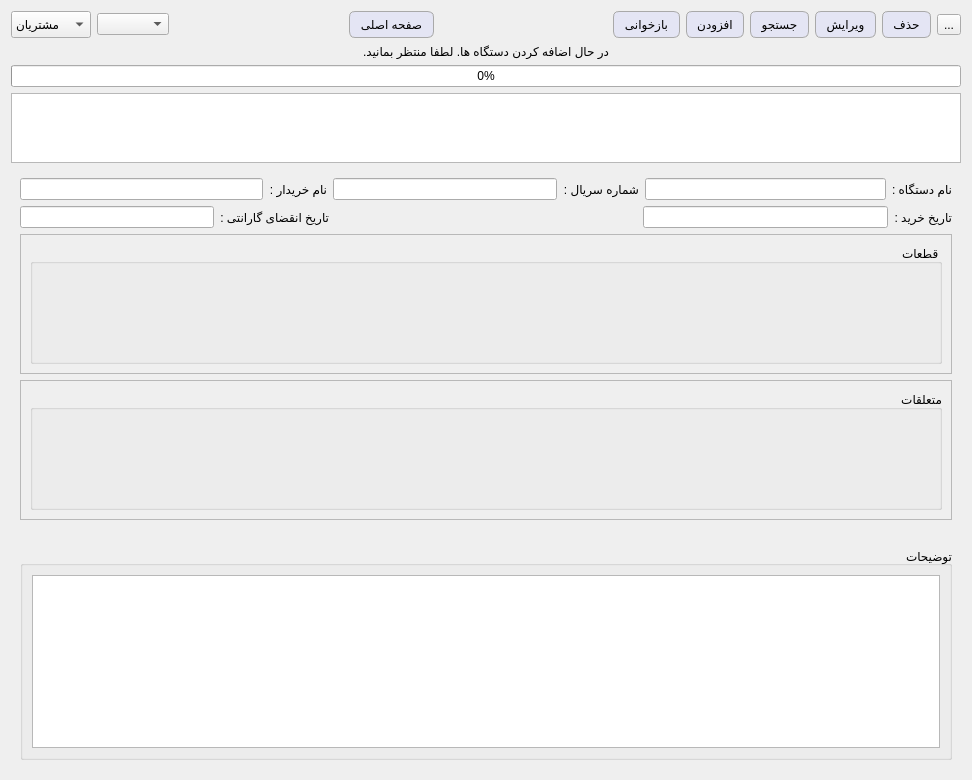
First picture: the form in tables.ui, repository kia-far/QtDBS, before the edit.
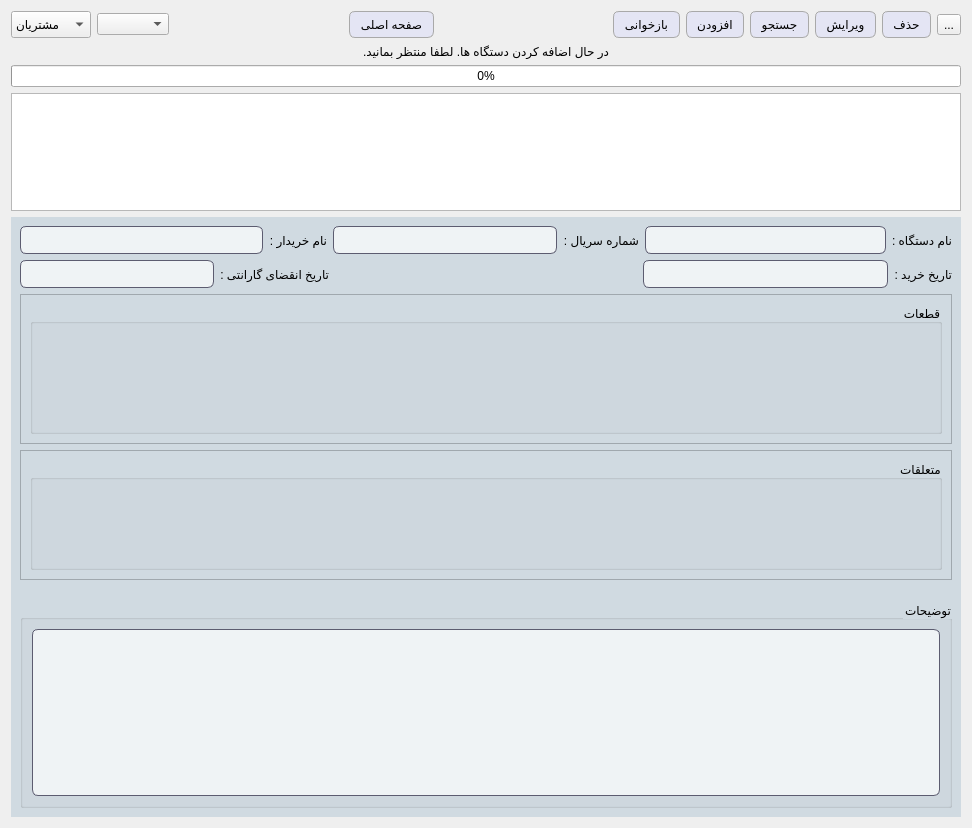
Second picture: the form after the edit.

Commit message: fixed the stylesheet for the widget in the device table entering admin mode no longer resets the data in the add device form fixed the widget distance in the add device form

What changed in the file:
```diff
--- a/tables.ui
+++ b/tables.ui
@@ -7,7 +7,7 @@
     <x>0</x>
     <y>0</y>
     <width>972</width>
-    <height>728</height>
+    <height>828</height>
    </rect>
   </property>
   <property name="windowTitle">
@@ -245,6 +245,105 @@
        <height>600</height>
       </size>
      </property>
+     <property name="styleSheet">
+      <string notr="true">QWidget {
+    background-color: #d0dae1; /* Dark background color for the entire widget */
+    font: 12pt &quot;Segoe UI&quot;;
+}
+
+/* Style for QLineEdit with a darker background and smoother edges */
+QLineEdit {
+    background-color: #eff3f5; /* Darker grayish background */
+    color: #000000; /* Light text color for readability */
+    border: 1px solid #5c5c70; /* Slightly lighter border for contrast */
+    border-radius: 6px; /* Smooth, rounded edges */
+    padding: 5px; /* Padding for a cleaner look */
+    font: 12pt &quot;Segoe UI&quot;;
+}
+
+QLineEdit:focus {
+    border-color: #7878a0; /* Lighter border color on focus */
+    background-color: #e0e6eb; /* Slightly lighter background on focus */
+}
+
+QTextBrowser {
+    background-color: #eff3f5; /* Darker grayish background */
+    color: #000000; /* Light text color for readability */
+    border: 1px solid #5c5c70; /* Slightly lighter border for contrast */
+    border-radius: 6px; /* Smooth, rounded edges */
+    padding: 5px; /* Padding for a cleaner look */
+    font: 12pt &quot;Segoe UI&quot;;
+}
+
+QTextBrowser:focus {
+    border-color: #7878a0; /* Lighter border color on focus */
+    background-color: #4b4b5f; /* Slightly lighter background on focus */
+}
+
+QCheckBox {
+    color: #000000; /* Light text color for dark background */
+    font: 12pt &quot;Segoe UI&quot;;
+}
+
+QCheckBox:disabled {
+    color: #000000; /* Same text color for disabled state */
+    opacity: 1; /* Remove opacity reduction */
+}
+
+/* Blue indicator for checked and disabled QCheckBox */
+QCheckBox::indicator:checked:disabled {
+    background-color: #92a8b9; /* Blue color to appear as enabled */
+	opacity: 1;
+   /* border: 1px solid #3a7bd5;  Blue border to match the indicator */
+}
+
+QCheckBox::indicator:disabled {
+    opacity: 1; /* Remove opacity change for checkbox indicator */
+}
+
+/* Background color for QWidget */
+/* Style for the vertical scrollbar */
+QScrollBar:vertical {
+    background: #eff3f5; /* Background color of the scrollbar */
+    width: 10px; /* Width of the scrollbar */
+    margin: 0px 0px 0px 0px; /* Margins around the scrollbar */
+    border-radius: 5px; /* Rounded edges for the scrollbar track */
+}
+
+/* Style for the horizontal scrollbar */
+QScrollBar:horizontal {
+    background: #eff3f5; /* Background color of the scrollbar */
+    height: 10px; /* Height of the scrollbar */
+    margin: 0px 0px 0px 0px; /* Margins around the scrollbar */
+    border-radius: 5px; /* Rounded edges for the scrollbar track */
+}
+
+/* Handle (scroller) styling for both horizontal and vertical scrollbars */
+QScrollBar::handle:vertical, QScrollBar::handle:horizontal {
+    background: #92a8b9; /* Color of the scroller */
+    min-height: 20px; /* Minimum height for the vertical handle */
+    min-width: 20px; /* Minimum width for the horizontal handle */
+    border-radius: 5px; /* Smooth, rounded edges for the handle */
+}
+
+QScrollBar::handle:vertical:hover, QScrollBar::handle:horizontal:hover {
+    background: #b1c1cd; /* Slightly lighter color on hover for the handle */
+}
+
+/* Remove the top/bottom buttons on the scrollbar */
+QScrollBar::add-line:vertical, QScrollBar::sub-line:vertical,
+QScrollBar::add-line:horizontal, QScrollBar::sub-line:horizontal {
+    background: none; /* No additional lines/buttons */
+    height: 0px;
+    width: 0px;
+}
+
+QScrollBar::add-page:vertical, QScrollBar::sub-page:vertical,
+QScrollBar::add-page:horizontal, QScrollBar::sub-page:horizontal {
+    background: none; /* No page scroll styling */
+}
+</string>
+     </property>
      <layout class="QVBoxLayout" name="verticalLayout_3">
       <item>
        <layout class="QHBoxLayout" name="horizontalLayout_5">
@@ -254,7 +353,11 @@
            <enum>QLayout::SizeConstraint::SetMinimumSize</enum>
           </property>
           <item>
-           <widget class="QLineEdit" name="form_Name"/>
+           <widget class="QLineEdit" name="form_Name">
+            <property name="readOnly">
+             <bool>true</bool>
+            </property>
+           </widget>
           </item>
           <item>
            <widget class="QLabel" name="label_3">
@@ -287,6 +390,9 @@
               <verstretch>0</verstretch>
              </sizepolicy>
             </property>
+            <property name="readOnly">
+             <bool>true</bool>
+            </property>
            </widget>
           </item>
           <item>
@@ -310,7 +416,11 @@
         <item>
          <layout class="QHBoxLayout" name="horizontalLayout_7">
           <item>
-           <widget class="QLineEdit" name="form_dev"/>
+           <widget class="QLineEdit" name="form_dev">
+            <property name="readOnly">
+             <bool>true</bool>
+            </property>
+           </widget>
           </item>
           <item>
            <widget class="QLabel" name="label_5">
@@ -328,7 +438,11 @@
         <item>
          <layout class="QHBoxLayout" name="horizontalLayout_16">
           <item>
-           <widget class="QLineEdit" name="form_gDate"/>
+           <widget class="QLineEdit" name="form_gDate">
+            <property name="readOnly">
+             <bool>true</bool>
+            </property>
+           </widget>
           </item>
           <item>
            <widget class="QLabel" name="label_8">
@@ -355,7 +469,11 @@
         <item>
          <layout class="QHBoxLayout" name="horizontalLayout_17">
           <item>
-           <widget class="QLineEdit" name="form_pDate"/>
+           <widget class="QLineEdit" name="form_pDate">
+            <property name="readOnly">
+             <bool>true</bool>
+            </property>
+           </widget>
           </item>
           <item>
            <widget class="QLabel" name="label_7">
@@ -379,19 +497,25 @@
         <property name="minimumSize">
          <size>
           <width>0</width>
-          <height>140</height>
+          <height>150</height>
          </size>
         </property>
+        <property name="layoutDirection">
+         <enum>Qt::LayoutDirection::RightToLeft</enum>
+        </property>
         <property name="widgetResizable">
          <bool>true</bool>
         </property>
+        <property name="alignment">
+         <set>Qt::AlignmentFlag::AlignRight|Qt::AlignmentFlag::AlignTrailing|Qt::AlignmentFlag::AlignVCenter</set>
+        </property>
         <widget class="QWidget" name="scrollAreaWidgetContents">
          <property name="geometry">
           <rect>
            <x>0</x>
            <y>0</y>
            <width>926</width>
-           <height>138</height>
+           <height>148</height>
           </rect>
          </property>
          <layout class="QHBoxLayout" name="horizontalLayout_8">
@@ -438,19 +562,25 @@
         <property name="minimumSize">
          <size>
           <width>0</width>
-          <height>140</height>
+          <height>130</height>
          </size>
         </property>
+        <property name="layoutDirection">
+         <enum>Qt::LayoutDirection::RightToLeft</enum>
+        </property>
         <property name="widgetResizable">
          <bool>true</bool>
         </property>
+        <property name="alignment">
+         <set>Qt::AlignmentFlag::AlignRight|Qt::AlignmentFlag::AlignTrailing|Qt::AlignmentFlag::AlignVCenter</set>
+        </property>
         <widget class="QWidget" name="scrollAreaWidgetContents_5">
          <property name="geometry">
           <rect>
            <x>0</x>
            <y>0</y>
            <width>926</width>
-           <height>138</height>
+           <height>128</height>
           </rect>
          </property>
          <layout class="QVBoxLayout" name="verticalLayout_2">
@@ -463,13 +593,13 @@
              </sizepolicy>
             </property>
             <property name="layoutDirection">
-             <enum>Qt::LayoutDirection::LeftToRight</enum>
+             <enum>Qt::LayoutDirection::RightToLeft</enum>
             </property>
             <property name="title">
              <string>متعلقات</string>
             </property>
             <property name="alignment">
-             <set>Qt::AlignmentFlag::AlignRight|Qt::AlignmentFlag::AlignTrailing|Qt::AlignmentFlag::AlignVCenter</set>
+             <set>Qt::AlignmentFlag::AlignLeading|Qt::AlignmentFlag::AlignLeft|Qt::AlignmentFlag::AlignVCenter</set>
             </property>
             <layout class="QHBoxLayout" name="horizontalLayout_4">
              <item>
```
The commit also changes 23 other files.
